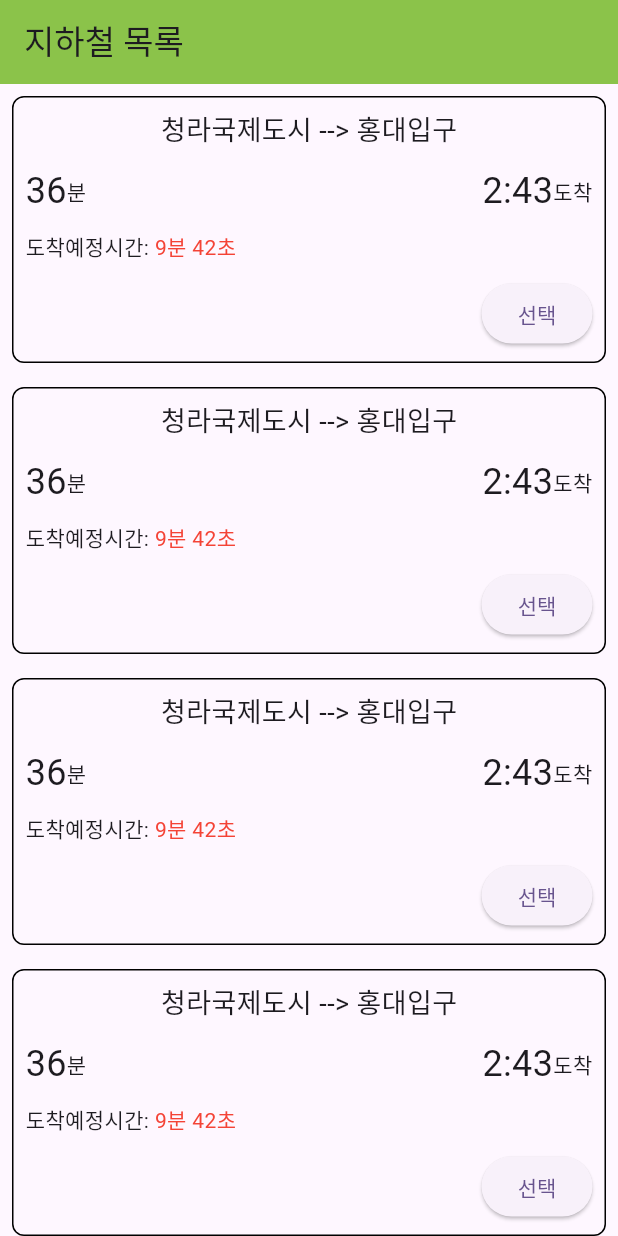
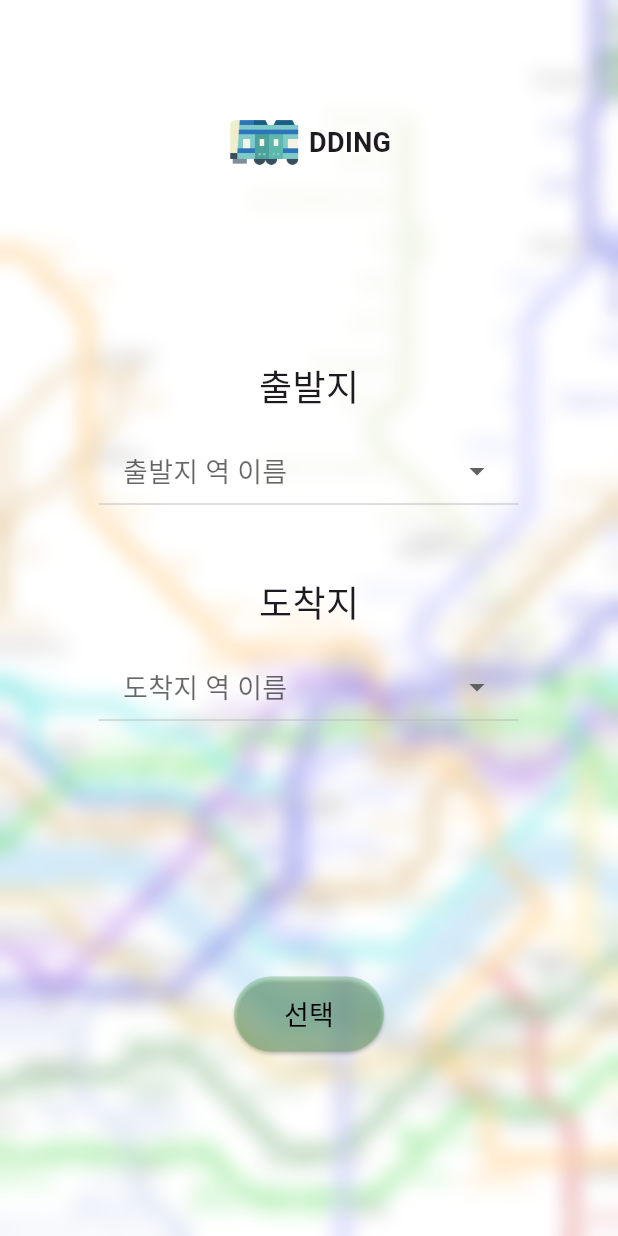
Before and after one commit to victorshin12/subwayapp, a Flutter app: the screen it shows after launch, on a phone screen of 412 x 824 dp. Run offline on Flutter 3.47's test engine with Material 2 defaults, Android fonts, the phone set to English and light mode, and no system bars; drawn by our look-alikes of dropdown_button2.

Commit message:
created home page design and dropdown search bar

```diff
--- /dev/null
+++ b/lib/home.dart
@@ -0,0 +1,269 @@
+// ignore_for_file: prefer_const_constructors, prefer_const_literals_to_create_immutables
+
+import 'dart:ui';
+
+import 'package:dropdown_button2/dropdown_button2.dart';
+import 'package:flutter/material.dart';
+
+class Home extends StatefulWidget {
+  const Home({Key? key}) : super(key: key);
+
+  @override
+  State<Home> createState() => _HomeState();
+}
+
+class _HomeState extends State<Home> {
+    String? selectedValue;
+    final TextEditingController textEditingController = TextEditingController();
+
+  @override
+  Widget build(BuildContext context) {
+    List<String> stations = [
+      "홍대입구",
+      "청라국제도시",
+      "강남",
+    ];
+
+
+    @override
+    void dispose() {
+      textEditingController.dispose();
+      super.dispose();
+    }
+
+
+    return Scaffold(
+        // appBar: AppBar(
+        //   backgroundColor: Colors.green,
+        //   title: Text("Subway App"),
+        // ),
+        body: Stack(children: [
+      Positioned.fill(
+        child: Image.asset(
+          'assets/subwaymap.png',
+          fit: BoxFit.cover,
+        ),
+      ),
+      BackdropFilter(
+          filter: ImageFilter.blur(sigmaX: 7, sigmaY: 7),
+          child: Container(
+            color:
+                Colors.white.withOpacity(0.5), // Adjust the opacity as needed
+            child: Column(
+              mainAxisAlignment: MainAxisAlignment.center,
+              crossAxisAlignment: CrossAxisAlignment.center,
+              children: [
+                Padding(
+                  padding: const EdgeInsets.only(top: 70, bottom: 120),
+                  child: Row(
+                    mainAxisAlignment: MainAxisAlignment.center,
+                    children: [
+                      Image(
+                        image: AssetImage("assets/trains.png"),
+                        height: 50,
+                      ),
+                      Text(" DDING",
+                          style: TextStyle(
+                              fontSize: 18, fontWeight: FontWeight.bold)),
+                    ],
+                  ),
+                ),
+                Text("출발지", style: TextStyle(fontSize: 24)),
+                Padding(
+                  padding: const EdgeInsets.only(
+                    left: 50, right: 50, top: 10, bottom: 40),
+                  child: Container(
+                    child: DropdownButton2<String>(
+                      isExpanded: true,
+                      barrierColor: Colors.grey.withOpacity(0.5),
+                      hint: Text(
+                        '출발지 역 이름',
+                        style: TextStyle(
+                          fontSize: 18,
+                          color: Theme.of(context).hintColor,
+                        ),
+                      ),
+                      items: stations
+                          .map((item) => DropdownMenuItem(
+                                value: item,
+                                child: Text(
+                                  item,
+                                  style: const TextStyle(
+                                    fontSize: 18,
+                                  ),
+                                ),
+                              ))
+                          .toList(),
+                      onChanged: (value) {
+                        setState(() {
+                          print("Before: $selectedValue");
+                          selectedValue = value;
+                          print("After: $selectedValue");
+                        });
+                      },
+                      value: selectedValue,
+                      buttonStyleData: const ButtonStyleData(
+                        padding: EdgeInsets.symmetric(horizontal: 16),
+                        height: 60,
+                        width: 280,
+                      ),
+                      dropdownStyleData: const DropdownStyleData(
+                        maxHeight: 300,
+                      ),
+                      menuItemStyleData: const MenuItemStyleData(
+                        height: 50,
+                      ),
+                      dropdownSearchData: DropdownSearchData(
+                        searchController: textEditingController,
+                        searchInnerWidgetHeight: 50,
+                        searchInnerWidget: Container(
+                          height: 60,
+                          padding: const EdgeInsets.only(
+                            top: 8,
+                            bottom: 4,
+                            right: 8,
+                            left: 8,
+                          ),
+                          child: TextFormField(
+                            expands: true,
+                            maxLines: null,
+                            controller: textEditingController,
+                            decoration: InputDecoration(
+                              isDense: true,
+                              contentPadding: const EdgeInsets.symmetric(
+                                horizontal: 12,
+                                vertical: 8,
+                              ),
+                              hintText: '검색...',
+                              hintStyle: const TextStyle(fontSize: 18),
+                              border: OutlineInputBorder(
+                                borderRadius: BorderRadius.circular(8),
+                              ),
+                            ),
+                          ),
+                        ),
+                        searchMatchFn: (item, searchValue) {
+                          return item.value.toString().contains(searchValue);
+                        },
+                      ),
+                      //This to clear the search value when you close the menu
+                      onMenuStateChange: (isOpen) {
+                        if (!isOpen) {
+                          textEditingController.clear();
+                        }
+                      },
+                    ),
+                  )
+                ),
+                Text("도착지", style: TextStyle(fontSize: 24)),
+                Padding(
+                  padding: const EdgeInsets.only(
+                    left: 50, right: 50, top: 10, bottom: 40),
+                  child: Container(
+                    child: DropdownButton2<String>(
+                      isExpanded: true,
+                      barrierColor: Colors.grey.withOpacity(0.5),
+                      hint: Text(
+                        '도착지 역 이름',
+                        style: TextStyle(
+                          fontSize: 18,
+                          color: Theme.of(context).hintColor,
+                        ),
+                      ),
+                      items: stations
+                          .map((item) => DropdownMenuItem(
+                                value: item,
+                                child: Text(
+                                  item,
+                                  style: const TextStyle(
+                                    fontSize: 18,
+                                  ),
+                                ),
+                              ))
+                          .toList(),
+                      onChanged: (value) {
+                        setState(() {
+                          print("Before: $selectedValue");
+                          selectedValue = value;
+                          print("After: $selectedValue");
+                        });
+                      },
+                      value: selectedValue,
+                      buttonStyleData: const ButtonStyleData(
+                        padding: EdgeInsets.symmetric(horizontal: 16),
+                        height: 60,
+                        width: 280,
+                      ),
+                      dropdownStyleData: const DropdownStyleData(
+                        maxHeight: 300,
+                      ),
+                      menuItemStyleData: const MenuItemStyleData(
+                        height: 50,
+                      ),
+                      dropdownSearchData: DropdownSearchData(
+                        searchController: textEditingController,
+                        searchInnerWidgetHeight: 50,
+                        searchInnerWidget: Container(
+                          height: 60,
+                          padding: const EdgeInsets.only(
+                            top: 8,
+                            bottom: 4,
+                            right: 8,
+                            left: 8,
+                          ),
+                          child: TextFormField(
+                            expands: true,
+                            maxLines: null,
+                            controller: textEditingController,
+                            decoration: InputDecoration(
+                              isDense: true,
+                              contentPadding: const EdgeInsets.symmetric(
+                                horizontal: 12,
+                                vertical: 8,
+                              ),
+                              hintText: '검색...',
+                              hintStyle: const TextStyle(fontSize: 18),
+                              border: OutlineInputBorder(
+                                borderRadius: BorderRadius.circular(8),
+                              ),
+                            ),
+                          ),
+                        ),
+                        searchMatchFn: (item, searchValue) {
+                          return item.value.toString().contains(searchValue);
+                        },
+                      ),
+                      //This to clear the search value when you close the menu
+                      onMenuStateChange: (isOpen) {
+                        if (!isOpen) {
+                          textEditingController.clear();
+                        }
+                      },
+                    ),
+                  )
+                ),
+                Spacer(),
+                SizedBox(
+                  width: 100,
+                  height: 50,
+                  child: ElevatedButton(
+                      style: ElevatedButton.styleFrom(
+                        backgroundColor: Colors.green.withOpacity(0.3),
+                      ),
+                      onPressed: () {
+                        print("Route selected");
+                      },
+                      child: Text("선택",
+                          style: TextStyle(
+                            fontSize: 18,
+                            color: Colors.black,
+                          ))),
+                ),
+                // SizedBox(height: 50,),
+                Spacer(),
+              ],
+            ),
+          ))
+    ]));
+  }
+}
--- a/lib/main.dart
+++ b/lib/main.dart
@@ -1,5 +1,7 @@
 import 'package:flutter/material.dart';
 import 'package:subwayapp/subwaylist.dart';
+
+import 'home.dart';
 
 void main() {
   runApp(const MyApp());
@@ -12,6 +14,7 @@
   @override
   Widget build(BuildContext context) {
     return MaterialApp(
+      debugShowCheckedModeBanner: false,
       title: 'Subway App',
       theme: ThemeData(
         colorScheme: ColorScheme.fromSeed(seedColor: Colors.deepPurple),
@@ -42,6 +45,6 @@
 
   @override
   Widget build(BuildContext context) {
-    return SubwayList();
+    return Home();
   }
 }
--- a/lib/subwaylist.dart
+++ b/lib/subwaylist.dart
@@ -18,6 +18,11 @@ class _SubwayListState extends State<SubwayList> {
       body: SingleChildScrollView(
         child: Column(
           children: [
+            Row(
+              children: [
+
+              ],
+            ),
             SubwayCard(),
             SubwayCard(),
             SubwayCard(),
--- a/pubspec.yaml
+++ b/pubspec.yaml
@@ -35,6 +35,7 @@ dependencies:
   # The following adds the Cupertino Icons font to your application.
   # Use with the CupertinoIcons class for iOS style icons.
   cupertino_icons: ^1.0.2
+  dropdown_button2: ^2.3.9
 
 dev_dependencies:
   flutter_test:
@@ -59,9 +60,8 @@ flutter:
   uses-material-design: true
 
   # To add assets to your application, add an assets section, like this:
-  # assets:
-  #   - images/a_dot_burr.jpeg
-  #   - images/a_dot_ham.jpeg
+  assets:
+    - assets/
 
   # An image asset can refer to one or more resolution-specific "variants", see
   # https://flutter.dev/assets-and-images/#resolution-aware
```
Also changed, not shown: assets/subwayimage.png (added), assets/subwaymap.png (added), assets/sungsoo.webp (added), assets/trains.png (added), pubspec.lock.
